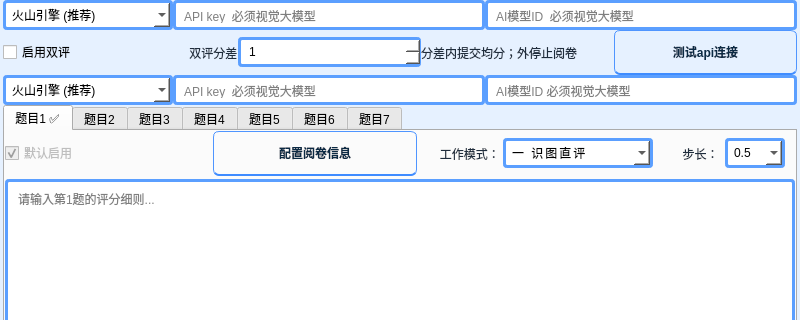
bangongshi107/AI-auto-grading-3-7, file setting/七题.ui: the form before one commit; both pictures show x 0 to 800 and y 0 to 320 of the 800 by 970 pixel window.
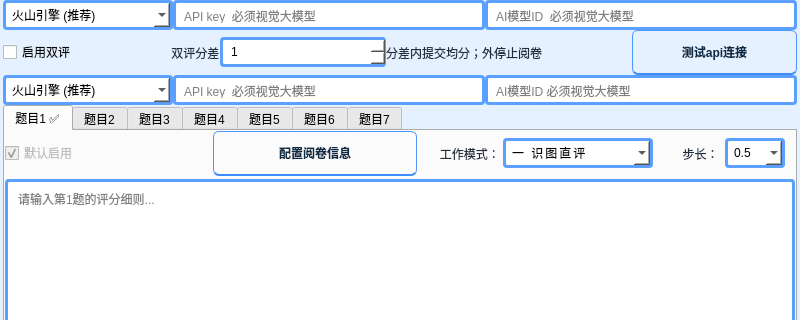
The form after the commit.

Commit message: 更新auto_thread和七题界面配置

```diff
--- a/setting/七题.ui
+++ b/setting/七题.ui
@@ -463,7 +463,7 @@
              </sizepolicy>
             </property>
             <property name="text">
-             <string>分差内提交均分；外停止阅卷           </string>
+             <string>分差内提交均分；外停止阅卷                           </string>
             </property>
            </widget>
           </item>
```
Left out of the diff: 18 changed lines with no effect on the pictures. Lines whose indentation alone changed are shown as unchanged. The commit also changes 1 other file.
